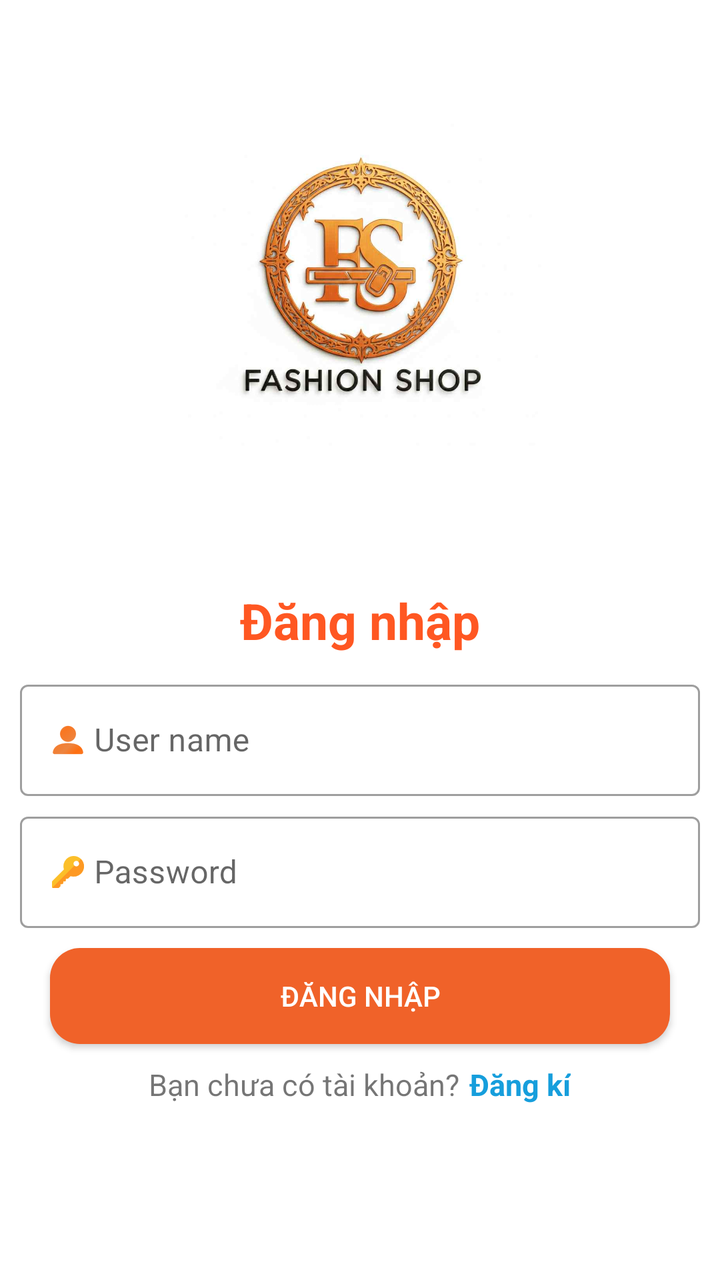
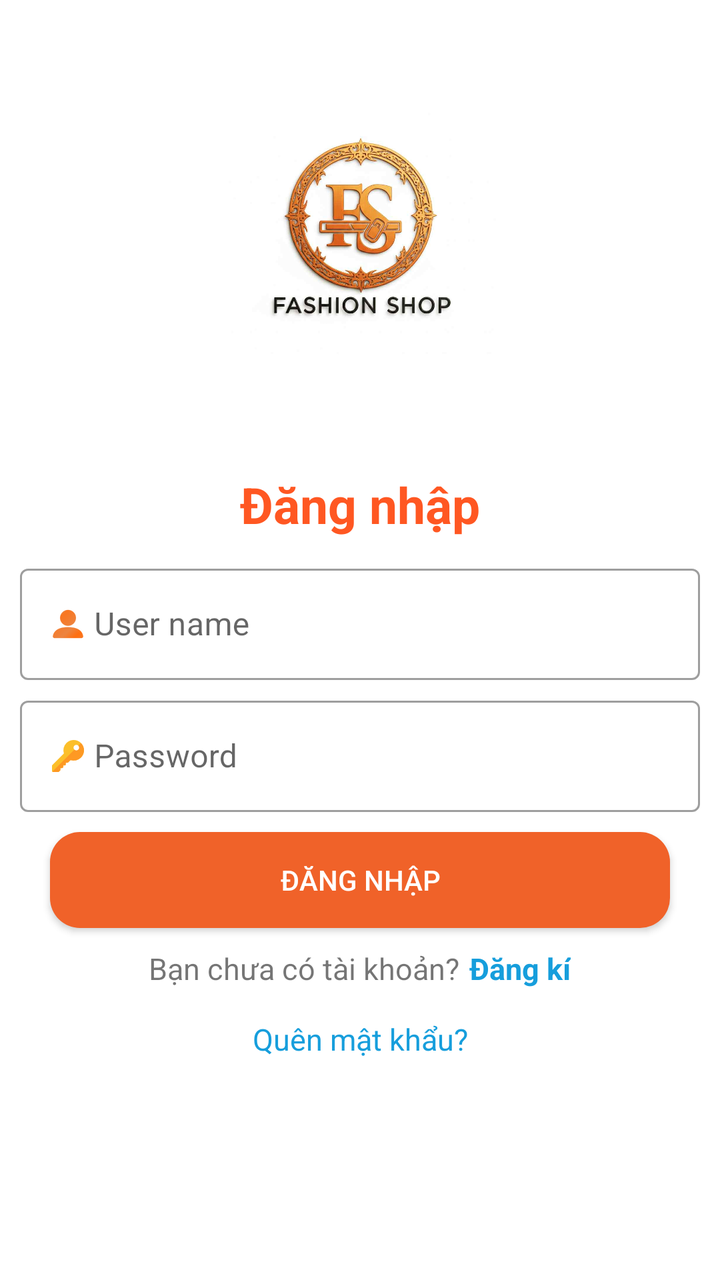

Before-and-after screenshots of an Android layout around one commit, followed by the original layout XML and the change that was made.
<!-- AndroidManifest.xml: application theme Theme.FashionShopApp -->
<!-- res/layout/activity_dang_nhap.xml -->
<?xml version="1.0" encoding="utf-8"?>
<androidx.constraintlayout.widget.ConstraintLayout xmlns:android="http://schemas.android.com/apk/res/android"
    xmlns:app="http://schemas.android.com/apk/res-auto"
    xmlns:tools="http://schemas.android.com/tools"
    android:id="@+id/main"
    android:layout_width="match_parent"
    android:layout_height="match_parent"
    tools:context=".activity.DangNhapActivity">

    
    <ImageView
        android:id="@+id/imgLogo"
        android:layout_width="200dp"
        android:layout_height="200dp"
        android:src="@drawable/logo"
        app:layout_constraintTop_toTopOf="parent"
        app:layout_constraintStart_toStartOf="parent"
        app:layout_constraintEnd_toEndOf="parent"
        android:layout_marginTop="40dp"
        android:contentDescription="Logo của shop" />

    
    <TextView
        android:id="@+id/txtTenShop"
        android:layout_width="wrap_content"
        android:layout_height="wrap_content"
        android:textColor="@color/clolortext"
        android:textStyle="bold"
        android:textSize="22sp"
        app:layout_constraintTop_toBottomOf="@id/imgLogo"
        app:layout_constraintStart_toStartOf="parent"
        app:layout_constraintEnd_toEndOf="parent"
        android:layout_marginTop="8dp" />

    
    <TextView
        android:id="@+id/txtdangnhap"
        app:layout_constraintTop_toBottomOf="@+id/txtTenShop"
        android:text="@string/ng_nh_p"
        android:textSize="25sp"
        android:textColor="@color/clolortext"
        android:textStyle="bold"
        android:gravity="center"
        android:layout_marginTop="16dp"
        android:layout_width="match_parent"
        android:layout_height="wrap_content" />

    
    <com.google.android.material.textfield.TextInputLayout
        android:id="@+id/line1"
        style="@style/Widget.MaterialComponents.TextInputLayout.OutlinedBox"
        android:layout_width="match_parent"
        android:layout_height="wrap_content"
        app:layout_constraintTop_toBottomOf="@+id/txtdangnhap"
        android:layout_marginTop="10dp">

        <com.google.android.material.textfield.TextInputEditText
            android:id="@+id/username"
            android:layout_width="match_parent"
            android:layout_height="wrap_content"
            android:layout_marginLeft="10dp"
            android:layout_marginRight="10dp"
            android:drawableLeft="@drawable/user"
            android:drawablePadding="5dp"
            android:hint="User name"
            android:inputType="text" />
    </com.google.android.material.textfield.TextInputLayout>

    
    <com.google.android.material.textfield.TextInputLayout
        android:id="@+id/line2"
        style="@style/Widget.MaterialComponents.TextInputLayout.OutlinedBox"
        android:layout_width="match_parent"
        android:layout_height="wrap_content"
        app:layout_constraintTop_toBottomOf="@+id/line1"
        android:layout_marginTop="5dp">

        <com.google.android.material.textfield.TextInputEditText
            android:id="@+id/pass"
            android:layout_width="match_parent"
            android:layout_height="wrap_content"
            android:layout_marginLeft="10dp"
            android:layout_marginRight="10dp"
            android:drawableLeft="@drawable/key"
            android:drawablePadding="5dp"
            android:hint="Password"
            android:inputType="textPassword"/>
    </com.google.android.material.textfield.TextInputLayout>

    
    <androidx.appcompat.widget.AppCompatButton
        android:background="@drawable/background_button"
        android:id="@+id/btndangnhap"
        android:layout_width="match_parent"
        android:layout_height="wrap_content"
        android:layout_marginLeft="25dp"
        android:layout_marginRight="25dp"
        android:layout_marginTop="10dp"
        android:text="Đăng Nhập"
        android:textColor="@color/white"
        app:layout_constraintTop_toBottomOf="@+id/line2" />

    
    <LinearLayout
        android:layout_width="match_parent"
        android:layout_height="wrap_content"
        android:layout_marginLeft="10dp"
        android:layout_marginRight="10dp"
        android:layout_marginTop="10dp"
        android:gravity="center"
        android:orientation="horizontal"
        app:layout_constraintTop_toBottomOf="@id/btndangnhap">

        <TextView
            android:text="Bạn chưa có tài khoản?"
            android:textSize="15sp"
            android:layout_width="wrap_content"
            android:layout_height="wrap_content" />

        <TextView
            android:id="@+id/txtdangki"
            android:layout_marginLeft="5dp"
            android:text="Đăng kí"
            android:textStyle="bold"
            android:textSize="15sp"
            android:textColor="@color/blue"
            android:layout_width="wrap_content"
            android:layout_height="wrap_content" />
    </LinearLayout>

</androidx.constraintlayout.widget.ConstraintLayout>
<!-- resources referenced by this layout -->
<resources>
  <color name="blue">#169EDC</color>
  <color name="clolortext">#FF5722</color>
  <color name="white">#FFFFFFFF</color>
  <!-- drawable background_button (drawable) -->
  <?xml version="1.0" encoding="utf-8"?>
  <shape
      xmlns:android="http://schemas.android.com/apk/res/android"
      android:shape="rectangle">
      <corners android:radius="15dp"/>
      <solid android:color="#F06229"/>
  
  </shape>
  <!-- drawable key: png bitmap (drawable-hdpi, 1030 bytes) -->
  <!-- drawable logo: jpg bitmap (drawable, 39719 bytes) -->
  <!-- drawable user: png bitmap (drawable-hdpi, 1536 bytes) -->
  <string name="ng_nh_p">Đăng nhập</string>
  <style name="Theme.FashionShopApp" parent="Base.Theme.FashionShopApp" />
  <style name="Base.Theme.FashionShopApp" parent="Theme.MaterialComponents.DayNight.NoActionBar">
          
          
          <item name="colorPrimary">#FF5722</item>
          <item name="colorPrimaryVariant">@color/purple_700</item>
          <item name="colorOnPrimary">@color/white</item>
  
          
          <item name="colorSecondary">@color/teal_200</item>
          <item name="colorSecondaryVariant">@color/teal_700</item>
          <item name="colorOnSecondary">@color/black</item>
  
          
          <item name="android:statusBarColor" tools:targetApi="l">?attr/colorPrimaryVariant</item>
  
          
          
  
      </style>
  <color name="purple_700">#FF3700B3</color>
  <color name="teal_200">#FF03DAC5</color>
  <color name="teal_700">#FF018786</color>
  <color name="black">#FF000000</color>
</resources>

<!-- the commit's change to res/layout/activity_dang_nhap.xml (unified diff, before → after) -->
@@ -1,5 +1,13 @@
 <?xml version="1.0" encoding="utf-8"?>
-<androidx.constraintlayout.widget.ConstraintLayout xmlns:android="http://schemas.android.com/apk/res/android"
+<ScrollView xmlns:android="http://schemas.android.com/apk/res/android"
+    xmlns:app="http://schemas.android.com/apk/res-auto"
+    xmlns:tools="http://schemas.android.com/tools"
+    android:layout_width="match_parent"
+    android:layout_height="match_parent"
+    android:fillViewport="true"
+    tools:context=".activity.DangKiActivity">
+<androidx.constraintlayout.widget.ConstraintLayout
+    xmlns:android="http://schemas.android.com/apk/res/android"
     xmlns:app="http://schemas.android.com/apk/res-auto"
     xmlns:tools="http://schemas.android.com/tools"
     android:id="@+id/main"
@@ -10,8 +18,8 @@
     
     <ImageView
         android:id="@+id/imgLogo"
-        android:layout_width="200dp"
-        android:layout_height="200dp"
+        android:layout_width="150dp"
+        android:layout_height="150dp"
         android:src="@drawable/logo"
         app:layout_constraintTop_toTopOf="parent"
         app:layout_constraintStart_toStartOf="parent"
@@ -30,7 +38,7 @@
         app:layout_constraintTop_toBottomOf="@id/imgLogo"
         app:layout_constraintStart_toStartOf="parent"
         app:layout_constraintEnd_toEndOf="parent"
-        android:layout_marginTop="8dp" />
+        android:layout_marginTop="2dp" />
 
     
     <TextView
@@ -41,7 +49,7 @@
         android:textColor="@color/clolortext"
         android:textStyle="bold"
         android:gravity="center"
-        android:layout_marginTop="16dp"
+        android:layout_marginTop="14dp"
         android:layout_width="match_parent"
         android:layout_height="wrap_content" />
 
@@ -102,6 +110,7 @@
 
     
     <LinearLayout
+        android:id="@+id/line6"
         android:layout_width="match_parent"
         android:layout_height="wrap_content"
         android:layout_marginLeft="10dp"
@@ -127,5 +136,16 @@
             android:layout_width="wrap_content"
             android:layout_height="wrap_content" />
     </LinearLayout>
+    <TextView
+        app:layout_constraintTop_toBottomOf="@+id/line6"
+        android:layout_marginTop="15dp"
+        android:text="Quên mật khẩu?"
+        android:textColor="@color/blue"
+        android:gravity="center"
+        android:textSize="15sp"
+        android:id="@+id/txtresetpass"
+        android:layout_width="match_parent"
+        android:layout_height="wrap_content"/>
 
 </androidx.constraintlayout.widget.ConstraintLayout>
+</ScrollView>
